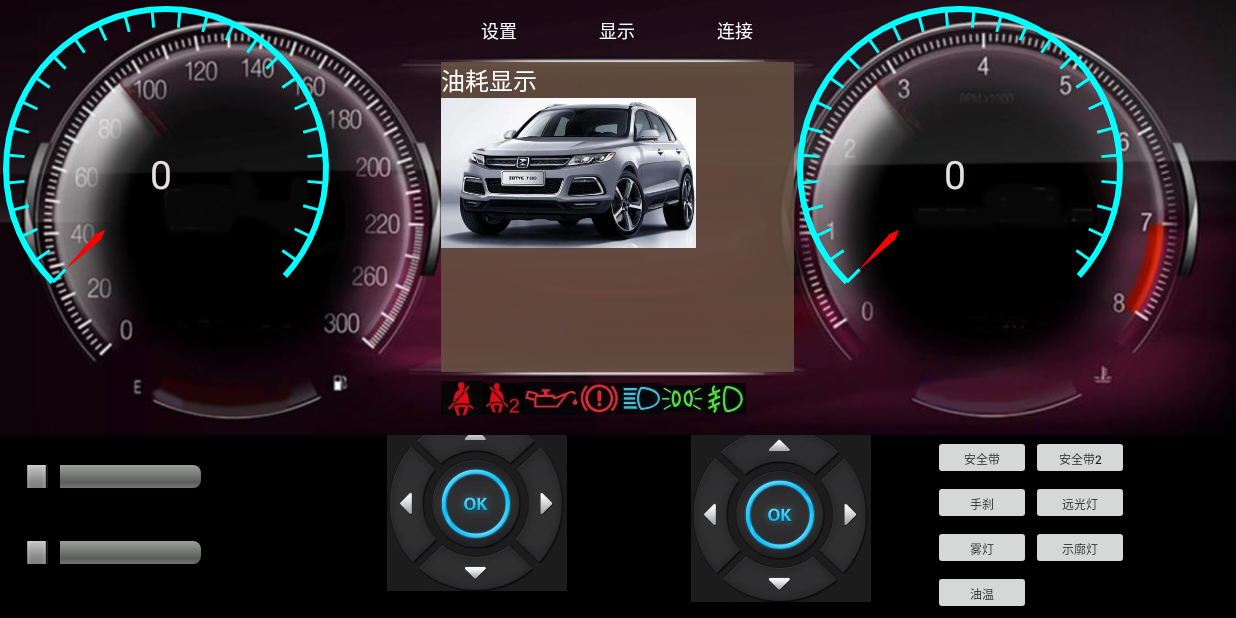
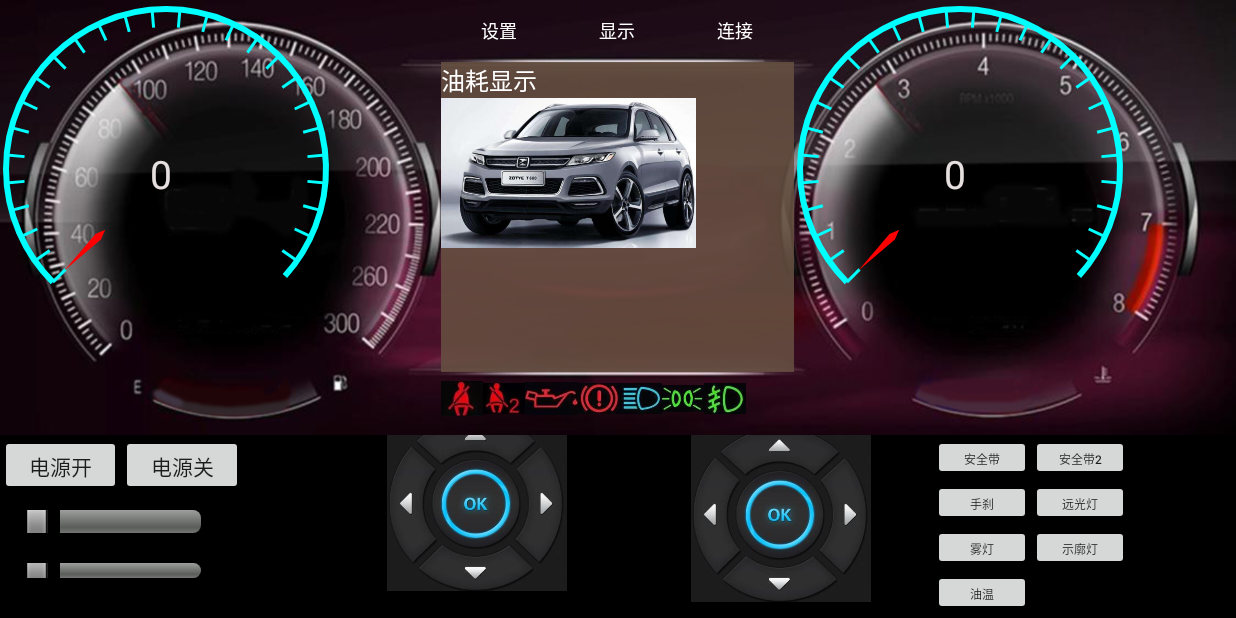
Before and after one commit to niczhou/MyDashboard, an Android app: the screen it shows after launch (MainActivity), on a phone screen of 824 x 412 dp (held sideways). Run offline under Robolectric (Android 15) with nearby library versions, the phone set to English and light mode, and no system bars.

Commit message:
on onmeasure

```diff
--- a/app/src/main/java/cn/nic/dashboard/ControllerFragment.java
+++ b/app/src/main/java/cn/nic/dashboard/ControllerFragment.java
@@ -31,6 +31,8 @@ public class ControllerFragment extends Fragment implements View.OnClickListener
     private Button btn_lamp_temper;
     private Button btn_lamp_light;
     private Button btn_lamp_foglamp;
+    private Button btn_poweron;
+    private Button btn_poweroff;
 
     private Bundle bundle;
     private Intent intent;
@@ -40,7 +42,7 @@ public class ControllerFragment extends Fragment implements View.OnClickListener
     @Override
     public View onCreateView(LayoutInflater inflater, @Nullable ViewGroup container, @Nullable Bundle savedInstanceState) {
 //        return super.onCreateView(inflater, container, savedInstanceState);
-        View view=inflater.inflate(R.layout.fragment_controller,container,false);
+        View view=inflater.inflate(R.layout.fragment_control,container,false);
         btn_setting_left= (Button) view.findViewById(R.id.setting_left);
         btn_setting_right=(Button)view.findViewById(R.id.setting_right);
         btn_setting_up= (Button) view.findViewById(R.id.setting_up);
@@ -54,6 +56,8 @@ public class ControllerFragment extends Fragment implements View.OnClickListener
         btn_lamp_temper= (Button) view.findViewById(R.id.btn_lamp_temper);
         btn_lamp_light= (Button) view.findViewById(R.id.btn_lamp_light);
         btn_lamp_foglamp= (Button) view.findViewById(R.id.btn_lamp_foglamp);
+        btn_poweron= (Button) view.findViewById(R.id.btn_poweron);
+        btn_poweroff= (Button) view.findViewById(R.id.btn_poweroff);
 
         btn_setting_left.setOnClickListener(this);
         btn_setting_right.setOnClickListener(this);
@@ -67,6 +71,8 @@ public class ControllerFragment extends Fragment implements View.OnClickListener
         btn_lamp_temper.setOnClickListener(this);
         btn_lamp_light.setOnClickListener(this);
         btn_lamp_foglamp.setOnClickListener(this);
+        btn_poweron.setOnClickListener(this);
+        btn_poweroff.setOnClickListener(this);
 
         localBroadcastManager=LocalBroadcastManager.getInstance(getActivity());
         intent=new Intent();
@@ -174,6 +180,20 @@ public class ControllerFragment extends Fragment implements View.OnClickListener
                 intent.putExtras(bundle);
                 localBroadcastManager.sendBroadcast(intent);
                 break;
+            case R.id.btn_poweron:
+            case R.id.btn_poweroff:
+                intent.setAction("cn.nic.power");
+                switch (v.getId()){
+                    case R.id.btn_poweron:
+                        bundle.putString("power","on");
+                        break;
+                    case R.id.btn_poweroff:
+                        bundle.putString("power","off");
+                        break;
+                }
+                intent.putExtras(bundle);
+                localBroadcastManager.sendBroadcast(intent);
+                break;
             default:
                 break;
         }
--- a/app/src/main/java/cn/nic/dashboard/SpeedView.java
+++ b/app/src/main/java/cn/nic/dashboard/SpeedView.java
@@ -172,7 +172,7 @@ public class SpeedView extends View {
         float ratio=2.43f;
         int widthMeasured=0;
         int heightMeasured=0;
-//        super.onMeasure(widthMeasureSpec, heightMeasureSpec);
+
         // 父容器传过来的宽度方向上的模式
         int widthMode = MeasureSpec.getMode(widthMeasureSpec);
         // 父容器传过来的高度方向上的模式
--- a/app/src/main/res/layout/activity_main.xml
+++ b/app/src/main/res/layout/activity_main.xml
@@ -34,11 +34,13 @@
             android:layout_width="0dp"
             android:layout_height="match_parent"
             android:layout_weight="5">
+
             <fragment
                 android:id="@+id/frag_speed"
                 android:layout_width="match_parent"
                 android:layout_height="match_parent"
-                android:name="cn.nic.dashboard.SpeedFragment" />
+                android:name="cn.nic.dashboard.SpeedFragment"
+                tools:layout="@layout/fragment_speed"/>
         </FrameLayout>
 
         <LinearLayout
@@ -53,21 +55,24 @@
                 android:name="cn.nic.dashboard.TabbarFragment"
                 android:layout_width="match_parent"
                 android:layout_height="0dp"
-                android:layout_weight="1"/>
+                android:layout_weight="1"
+                tools:layout="@layout/fragment_tabbar"/>
 
             <fragment
                 android:name="cn.nic.dashboard.CenterFragment"
                 android:id="@+id/frag_center"
                 android:layout_width="match_parent"
                 android:layout_height="0dp"
-                android:layout_weight="5"/>
+                android:layout_weight="5"
+                tools:layout="@layout/fragment_center"/>
 
             <fragment
                 android:id="@+id/frag_meterlamp"
                 android:name="cn.nic.dashboard.MeterLampFragment"
                 android:layout_width="match_parent"
                 android:layout_height="0dp"
-                android:layout_weight="1" />
+                android:layout_weight="1"
+                tools:layout="@layout/fragment_meterlamp"/>
 
         </LinearLayout>
 
@@ -80,7 +85,8 @@
                 android:id="@+id/frag_rotate"
                 android:name="cn.nic.dashboard.SpeedFragment"
                 android:layout_width="match_parent"
-                android:layout_height="match_parent"/>
+                android:layout_height="match_parent"
+                tools:layout="@layout/fragment_speed"/>
 
         </FrameLayout>
     </LinearLayout>
@@ -94,6 +100,6 @@
         app:layout_constraintLeft_toLeftOf="parent"
         app:layout_constraintRight_toRightOf="parent"
         app:layout_constraintTop_toBottomOf="@+id/iv_bg"
-        tools:layout="@layout/fragment_controller" />
+        tools:layout="@layout/fragment_control" />
 
 </android.support.constraint.ConstraintLayout>
--- a/app/src/main/res/layout/fragment_controller.xml
+++ b/app/src/main/res/layout/fragment_control.xml
@@ -14,18 +14,43 @@
         android:layout_height="match_parent"
         android:layout_weight="1"
         android:orientation="vertical">
+        <LinearLayout
+            android:orientation="horizontal"
+            android:weightSum="8"
+            android:layout_width="match_parent"
+            android:layout_height="40dp">
+        <Button
+            android:id="@+id/btn_poweron"
+            android:src="@drawable/light"
+            android:layout_width="0dp"
+            android:layout_height="match_parent"
+            android:layout_weight="3"
+            android:text="电源开"
+            android:layout_gravity="center"
+            />
+            <Button
+                android:id="@+id/btn_poweroff"
+                android:src="@drawable/light"
+                android:layout_width="0dp"
+                android:layout_height="match_parent"
+                android:layout_weight="3"
+                android:text="电源关"
+                android:layout_gravity="center"
+                />
+        </LinearLayout>
+
         <SeekBar
             android:id="@+id/sb_brake"
             android:layout_width="150dp"
             android:layout_height="15dp"
-            android:layout_marginTop="20dp"
+            android:layout_marginTop="10dp"
             style="@android:style/Widget.SeekBar"/>
         <SeekBar
             android:id="@+id/sb_accelerator"
             android:layout_width="150dp"
-            android:layout_height="15dp"
+            android:layout_height="10dp"
             android:max="26"
-            android:layout_marginTop="35dp"
+            android:layout_marginTop="20dp"
             style="@android:style/Widget.SeekBar"/>
 
     </LinearLayout>
```
